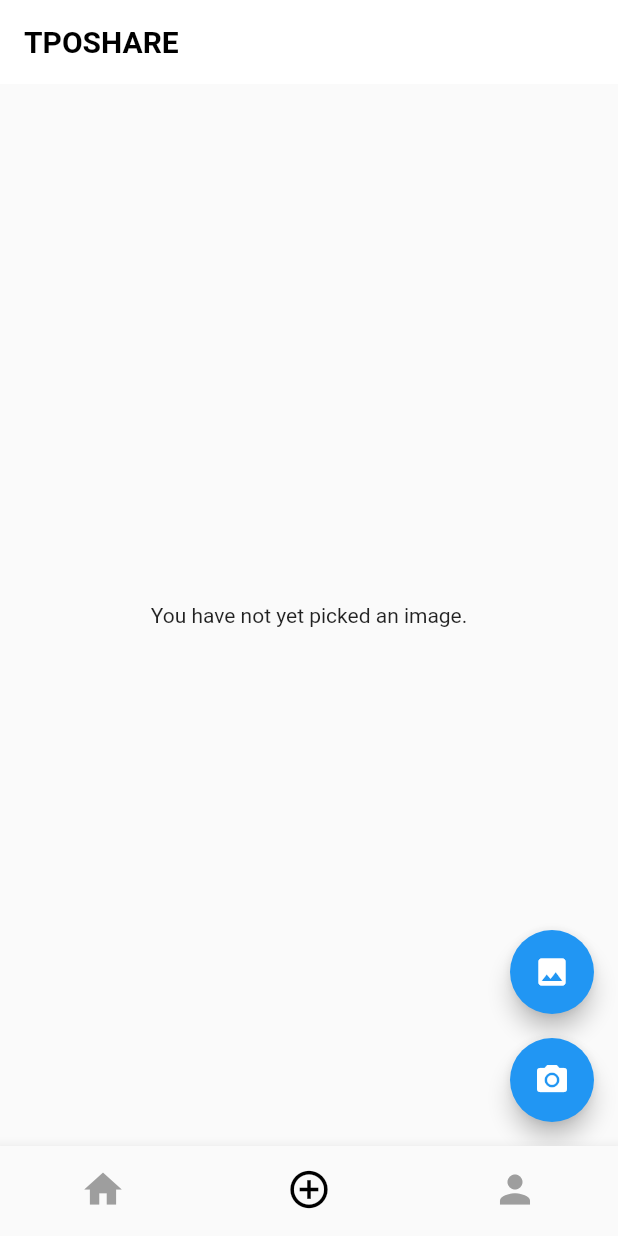
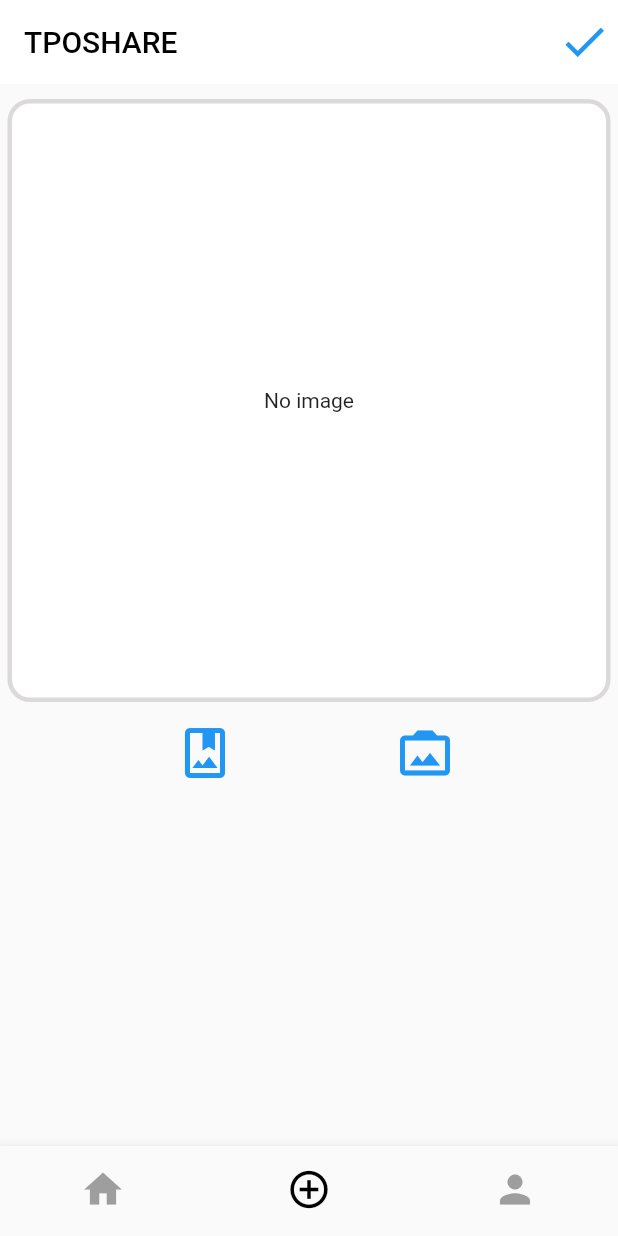
Before and after one commit to sangohkim/newbie_project_alvin, a Flutter app: the screen it shows once a user with an empty profile is signed in, item 2 of the bottom bar chosen, on a phone screen of 412 x 824 dp. Run offline on Flutter 3.47's test engine with Material 2 defaults, Android fonts, the phone set to English and light mode, and no system bars; our stand-ins replace cloud_firestore, firebase_auth, firebase_core, image_picker; missing offline and left inert: flutterfire_ui; accounts and stored records are empty.

Commit message:
이미지 업로드 완성

```diff
--- a/tposhare/lib/ChangingAccount/ChangeEmail.dart
+++ b/tposhare/lib/ChangingAccount/ChangeEmail.dart
@@ -57,7 +57,7 @@ class _ChangeEmailState extends State<ChangeEmail> {
             Navigator.pop(context);
           },
           child: Text(
-            '취소',
+            'Cancel',
             style: TextStyle(
               color: Colors.red,
               fontSize: 20,
@@ -70,7 +70,7 @@ class _ChangeEmailState extends State<ChangeEmail> {
             Navigator.pop(context);
           },
           child: Text(
-            '완료',
+            'Apply',
             style: TextStyle(
               color: Colors.blue,
               fontSize: 20,
--- a/tposhare/lib/ChangingAccount/ChangeID.dart
+++ b/tposhare/lib/ChangingAccount/ChangeID.dart
@@ -57,7 +57,7 @@ class _ChangeIDState extends State<ChangeID> {
             Navigator.pop(context);
           },
           child: Text(
-            '취소',
+            'Cancel',
             style: TextStyle(
               color: Colors.red,
               fontSize: 20,
@@ -70,7 +70,7 @@ class _ChangeIDState extends State<ChangeID> {
             Navigator.pop(context);
           },
           child: Text(
-            '적용',
+            'Apply',
             style: TextStyle(
               color: Colors.blue,
               fontSize: 20,
--- a/tposhare/lib/ChangingAccount/ChangePW.dart
+++ b/tposhare/lib/ChangingAccount/ChangePW.dart
@@ -26,7 +26,7 @@ class _ChangePWState extends State<ChangePW> {
   Widget build(BuildContext context) {
     return AlertDialog(
       title: Text(
-        '변경할 패스워드를 입력해주세요',
+        '변경할 패스워드를 입력해주세요\n*로그인 후 오랜시간이 지난경우 로그야웃처리될 수 있습니다',
       ),
       content: TextFormField(
         key: ValueKey(8),
@@ -46,7 +46,7 @@ class _ChangePWState extends State<ChangePW> {
             Navigator.pop(context);
           },
           child: Text(
-            '취소',
+            'Cancel',
             style: TextStyle(
               color: Colors.red,
               fontSize: 20,
@@ -59,7 +59,7 @@ class _ChangePWState extends State<ChangePW> {
             Navigator.pop(context);
           },
           child: Text(
-            '적용',
+            'Apply',
             style: TextStyle(
               color: Colors.blue,
               fontSize: 20,
--- a/tposhare/lib/body_My.dart
+++ b/tposhare/lib/body_My.dart
@@ -91,6 +91,7 @@ class _bodyMyState extends State<bodyMy> {
               child: Container(
                 margin: EdgeInsets.only(top: 80, left: 15),
                 child: Text(
+                  key: ValueKey(10),
                   '${userName!}',
                   style: TextStyle(
                     fontSize: 50, // 나중에 ID 길이 제한도 만들기!
--- a/tposhare/lib/body_Polls.dart
+++ b/tposhare/lib/body_Polls.dart
@@ -1,97 +1,194 @@
+// import 'dart:io';
+// import 'dart:async';
+
+// import 'package:flutter/material.dart';
+// import 'package:image_picker/image_picker.dart';
+
+// class bodyPolls extends StatefulWidget {
+//   const bodyPolls({Key? key}) : super(key: key);
+//   @override
+//   State<bodyPolls> createState() => _bodyPollsState();
+// }
+
+// class _bodyPollsState extends State<bodyPolls> {
+//   //final _formKey = GlobalKey<FormState>();
+
+//   String? inputTime = '';
+//   String? inputPlace = '';
+//   String? inputOccasion = '';
+//   bool isImageUploaded = false;
+
+//   XFile? _image;
+
+//   void _setImageFileFromFile(XFile? value) {
+//     _image = value != null ? value : null;
+//   }
+
+//   dynamic _pickImageError;
+//   String? _retrieveDataError;
+
+//   final ImagePicker _picker = ImagePicker();
+
+//   Future<void> _onImageButtonPressed(ImageSource source,
+//       {BuildContext? context}) async {
+//     try {
+//       final XFile? pickedFile = await _picker.pickImage(
+//         source: source,
+//         maxWidth: 650,
+//         maxHeight: 350,
+//       );
+//       setState() {
+//         _setImageFileFromFile(pickedFile);
+//       }
+//     } catch (e) {
+//       setState(() {
+//         _pickImageError = e;
+//       });
+//     }
+//   }
+
+//   Widget _previewImages() {
+//     final Text? retrieveError = _getRetrieveErrorWidget();
+//     if (retrieveError != null) {
+//       return retrieveError;
+//     }
+//     print("IMAGE");
+//     if (_image != null) {
+//       print("IMAGE EXISTED");
+//       return Container(
+//         height: MediaQuery.of(context).size.width - 10,
+//         width: MediaQuery.of(context).size.width - 10,
+//         child: Image.file(File(_image!.path)),
+//       );
+//     } else if (_pickImageError != null) {
+//       return Text(
+//         'Pick image error: $_pickImageError',
+//         textAlign: TextAlign.center,
+//       );
+//     } else {
+//       return const Text(
+//         'You have not yet picked an image.',
+//         textAlign: TextAlign.center,
+//       );
+//     }
+//   }
+
+//   Future<void> retrieveLostData() async {
+//     final LostDataResponse response = await _picker.retrieveLostData();
+//     if (response.isEmpty) {
+//       return;
+//     }
+//     if (response.file != null) {
+//       setState(() {
+//         if (response.files == null) {
+//           _setImageFileFromFile(response.file);
+//         } else {
+//           _image = response.files![0];
+//         }
+//       });
+//     } else {
+//       _retrieveDataError = response.exception!.code;
+//     }
+//   }
+
+//   @override
+//   Widget build(BuildContext context) {
+//     return Scaffold(
+//       appBar: AppBar(
+//         backgroundColor: Colors.white,
+//         elevation: 0,
+//         title: Text(
+//           'TPOSHARE',
+//           style: TextStyle(
+//             color: Colors.black,
+//             fontWeight: FontWeight.bold,
+//             fontSize: 20,
+//           ),
+//         ),
+//       ),
+//       body: Center(
+//         child: FutureBuilder<void>(
+//           future: retrieveLostData(),
+//           builder: (BuildContext context, AsyncSnapshot<void> snapshot) {
+//             switch (snapshot.connectionState) {
+//               case ConnectionState.none:
+//               case ConnectionState.waiting:
+//                 return const Text(
+//                   'You have not yet picked an image.',
+//                   textAlign: TextAlign.center,
+//                 );
+//               case ConnectionState.done:
+//                 return _previewImages();
+//               default:
+//                 if (snapshot.hasError) {
+//                   return Text(
+//                     'Pick image/video error: ${snapshot.error}}',
+//                     textAlign: TextAlign.center,
+//                   );
+//                 } else {
+//                   return const Text(
+//                     'You have not yet picked an image.....',
+//                     textAlign: TextAlign.center,
+//                   );
+//                 }
+//             }
+//           },
+//         ),
+//       ),
+//       floatingActionButton: Column(
+//         mainAxisAlignment: MainAxisAlignment.end,
+//         children: <Widget>[
+//           Padding(
+//             padding: const EdgeInsets.only(top: 1.0),
+//             child: FloatingActionButton(
+//               onPressed: () {
+//                 _onImageButtonPressed(ImageSource.gallery, context: context);
+//               },
+//               heroTag: 'image0',
+//               tooltip: 'Pick Image from gallery',
+//               child: const Icon(Icons.photo),
+//             ),
+//           ),
+//           Padding(
+//             padding: const EdgeInsets.only(top: 16.0),
+//             child: FloatingActionButton(
+//               onPressed: () {
+//                 _onImageButtonPressed(ImageSource.camera, context: context);
+//               },
+//               heroTag: 'image2',
+//               tooltip: 'Take a Photo',
+//               child: const Icon(Icons.camera_alt),
+//             ),
+//           ),
+//         ],
+//       ),
+//     );
+//   }
+
+//   Text? _getRetrieveErrorWidget() {
+//     if (_retrieveDataError != null) {
+//       final Text result = Text(_retrieveDataError!);
+//       _retrieveDataError = null;
+//       return result;
+//     }
+//     return null;
+//   }
+// }
+
 import 'dart:io';
-import 'dart:async';
-
 import 'package:flutter/material.dart';
 import 'package:image_picker/image_picker.dart';
 
 class bodyPolls extends StatefulWidget {
-  const bodyPolls({Key? key}) : super(key: key);
+  bodyPolls({Key? key}) : super(key: key);
   @override
   State<bodyPolls> createState() => _bodyPollsState();
 }
 
 class _bodyPollsState extends State<bodyPolls> {
-  //final _formKey = GlobalKey<FormState>();
+  @override
+  var userImage;
 
-  String? inputTime = '';
-  String? inputPlace = '';
-  String? inputOccasion = '';
-  bool isImageUploaded = false;
-
-  XFile? _image;
-
-  void _setImageFileFromFile(XFile? value) {
-    _image = value != null ? value : null;
-  }
-
-  dynamic _pickImageError;
-  String? _retrieveDataError;
-
-  final ImagePicker _picker = ImagePicker();
-
-  Future<void> _onImageButtonPressed(ImageSource source,
-      {BuildContext? context}) async {
-    try {
-      final XFile? pickedFile = await _picker.pickImage(
-        source: source,
-        maxWidth: 650,
-        maxHeight: 350,
-      );
-      setState() {
-        _setImageFileFromFile(pickedFile);
-      }
-    } catch (e) {
-      setState(() {
-        _pickImageError = e;
-      });
-    }
-  }
-
-  Widget _previewImages() {
-    final Text? retrieveError = _getRetrieveErrorWidget();
-    if (retrieveError != null) {
-      return retrieveError;
-    }
-    print("IMAGE");
-    if (_image != null) {
-      print("IMAGE EXISTED");
-      return Container(
-        height: MediaQuery.of(context).size.width - 10,
-        width: MediaQuery.of(context).size.width - 10,
-        child: Image.file(File(_image!.path)),
-      );
-    } else if (_pickImageError != null) {
-      return Text(
-        'Pick image error: $_pickImageError',
-        textAlign: TextAlign.center,
-      );
-    } else {
-      return const Text(
-        'You have not yet picked an image.',
-        textAlign: TextAlign.center,
-      );
-    }
-  }
-
-  Future<void> retrieveLostData() async {
-    final LostDataResponse response = await _picker.retrieveLostData();
-    if (response.isEmpty) {
-      return;
-    }
-    if (response.file != null) {
-      setState(() {
-        if (response.files == null) {
-          _setImageFileFromFile(response.file);
-        } else {
-          _image = response.files![0];
-        }
-      });
-    } else {
-      _retrieveDataError = response.exception!.code;
-    }
-  }
-
-  @override
   Widget build(BuildContext context) {
     return Scaffold(
       appBar: AppBar(
@@ -101,76 +198,91 @@ class _bodyPollsState extends State<bodyPolls> {
           'TPOSHARE',
           style: TextStyle(
             color: Colors.black,
-            fontWeight: FontWeight.bold,
-            fontSize: 20,
           ),
         ),
+        actions: [
+          IconButton(
+            icon: Icon(Icons.check_outlined, color: Colors.blue, size: 35),
+            onPressed: () {
+              print('Clicked');
+            },
           ),
-      body: Center(
-        child: FutureBuilder<void>(
-          future: retrieveLostData(),
-          builder: (BuildContext context, AsyncSnapshot<void> snapshot) {
-            switch (snapshot.connectionState) {
-              case ConnectionState.none:
-              case ConnectionState.waiting:
-                return const Text(
-                  'You have not yet picked an image.',
-                  textAlign: TextAlign.center,
-                );
-              case ConnectionState.done:
-                return _previewImages();
-              default:
-                if (snapshot.hasError) {
-                  return Text(
-                    'Pick image/video error: ${snapshot.error}}',
-                    textAlign: TextAlign.center,
-                  );
+        ],
+      ),
+      body: SingleChildScrollView(
+        child: Column(
+          children: [
+            Container(
+              margin: EdgeInsets.only(top: 10),
+              decoration: BoxDecoration(
+                color: Colors.white,
+                borderRadius: BorderRadius.circular(15),
+                border: Border.all(
+                  color: Color.fromARGB(255, 220, 217, 217),
+                  width: 3,
+                ),
+              ),
+              height: MediaQuery.of(context).size.width - 10,
+              width: MediaQuery.of(context).size.width - 10,
+              child: userImage == null
+                  ? Center(child: Text('No image'))
+                  : Image.file(userImage),
+            ),
+            Container(
+              width: MediaQuery.of(context).size.width - 10,
+              margin: EdgeInsets.symmetric(horizontal: 10.0),
+              height: 60,
+              child: Row(
+                mainAxisAlignment: MainAxisAlignment.spaceEvenly,
+                children: [
+                  IconButton(
+                    icon: Icon(
+                      Icons.photo_album_outlined,
+                      size: 40,
+                      color: Colors.blue,
+                    ),
+                    onPressed: () async {
+                      var picker = ImagePicker();
+                      var image =
+                          await picker.pickImage(source: ImageSource.gallery);
+                      if (image != null) {
+                        setState(() {
+                          userImage = File(image.path);
+                        });
                       } else {
-                  return const Text(
-                    'You have not yet picked an image.....',
-                    textAlign: TextAlign.center,
-                  );
-                }
+                        setState(() {
+                          userImage = null;
+                        });
                       }
                     },
                   ),
+                  IconButton(
+                    icon: Icon(
+                      Icons.photo_camera_back,
+                      size: 40,
+                      color: Colors.blue,
                     ),
-      floatingActionButton: Column(
-        mainAxisAlignment: MainAxisAlignment.end,
-        children: <Widget>[
-          Padding(
-            padding: const EdgeInsets.only(top: 1.0),
-            child: FloatingActionButton(
-              onPressed: () {
-                _onImageButtonPressed(ImageSource.gallery, context: context);
+                    onPressed: () async {
+                      var picker = ImagePicker();
+                      var image =
+                          await picker.pickImage(source: ImageSource.camera);
+                      if (image != null) {
+                        setState(() {
+                          userImage = File(image.path);
+                        });
+                      } else {
+                        setState(() {
+                          userImage = null;
+                        });
+                      }
                     },
-              heroTag: 'image0',
-              tooltip: 'Pick Image from gallery',
-              child: const Icon(Icons.photo),
                   ),
-          ),
-          Padding(
-            padding: const EdgeInsets.only(top: 16.0),
-            child: FloatingActionButton(
-              onPressed: () {
-                _onImageButtonPressed(ImageSource.camera, context: context);
-              },
-              heroTag: 'image2',
-              tooltip: 'Take a Photo',
-              child: const Icon(Icons.camera_alt),
+                ],
               ),
             ),
           ],
         ),
+      ),
     );
   }
-
-  Text? _getRetrieveErrorWidget() {
-    if (_retrieveDataError != null) {
-      final Text result = Text(_retrieveDataError!);
-      _retrieveDataError = null;
-      return result;
 }
-    return null;
-  }
-}
```
Lines whose indentation alone changed are shown as unchanged.
